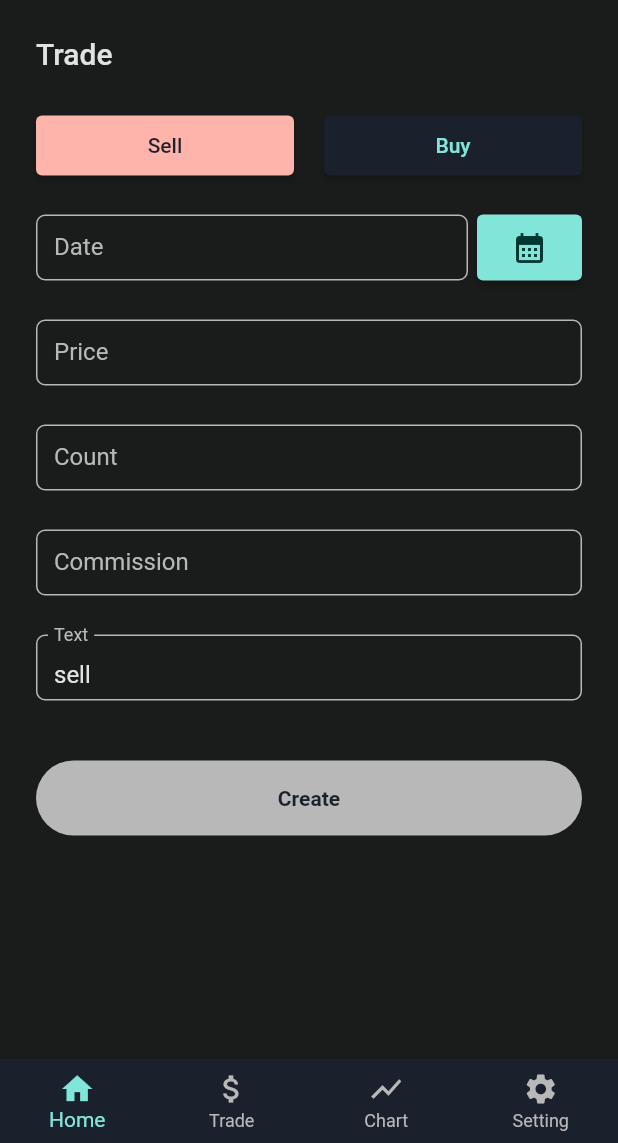
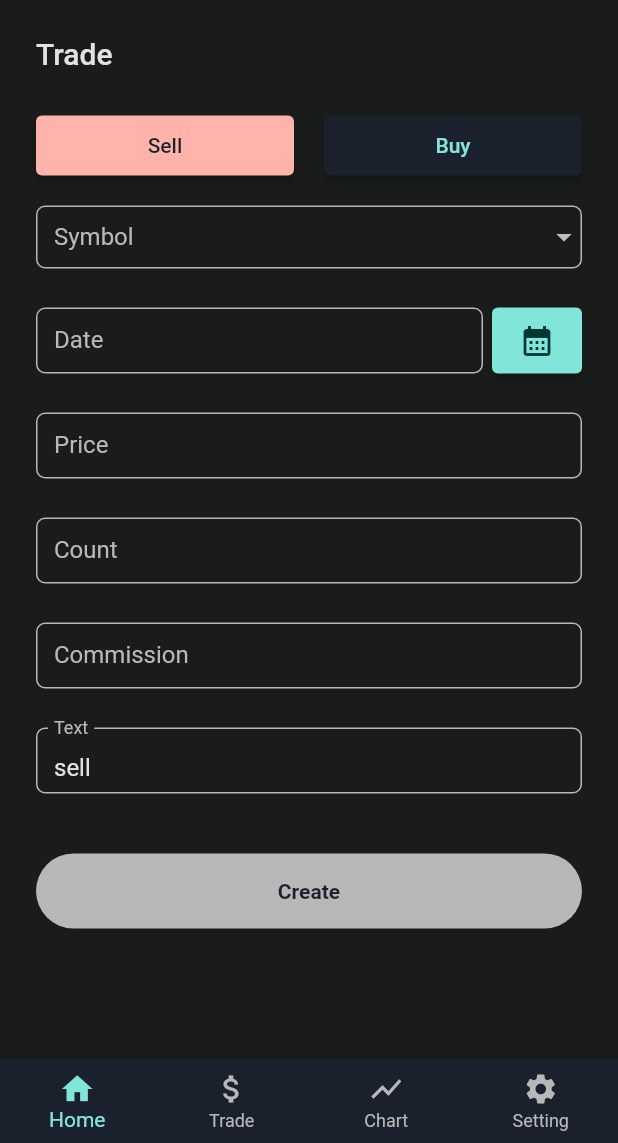
Before and after one commit to raccoon91/raccoon-investment-app, a Flutter app: the HomeScreen screen opened directly, after a tap on the "remove" icon, on a phone screen of 412 x 824 dp, the part 93-1236 px from its top. Run offline on Flutter 3.47's test engine with Material 2 defaults, Android fonts, the phone set to English and light mode, and no system bars; our stand-ins replace bloc, equatable, flutter_bloc, flutter_dotenv, supabase_flutter; accounts and stored records are empty.

Commit message:
feat: add dropdown & post trade bloc

```diff
--- /dev/null
+++ b/lib/bloc/favorite/favorite_bloc.dart
@@ -0,0 +1,30 @@
+import 'package:equatable/equatable.dart';
+import 'package:flutter_bloc/flutter_bloc.dart';
+import 'package:raccoon_investment/model/favorite_model.dart';
+import 'package:raccoon_investment/repository/favorite_repository.dart';
+
+part 'favorite_event.dart';
+part 'favorite_state.dart';
+
+class FavoriteBloc extends Bloc<FavoriteEvent, FavoriteState> {
+  final FavoriteRepository favoriteRepository;
+
+  FavoriteBloc({required this.favoriteRepository})
+      : super(const FavoriteState()) {
+    on<GetsFavorite>(onGetsFavorite);
+  }
+
+  void onGetsFavorite(GetsFavorite event, Emitter<FavoriteState> emit) async {
+    try {
+      emit(state.copyWith(status: FavoriteStatus.loading));
+
+      final favorites = await favoriteRepository.getsFavorite();
+
+      emit(
+        state.copyWith(status: FavoriteStatus.success, favorites: favorites),
+      );
+    } catch (error) {
+      emit(state.copyWith(status: FavoriteStatus.failure));
+    }
+  }
+}
--- /dev/null
+++ b/lib/bloc/favorite/favorite_event.dart
@@ -0,0 +1,7 @@
+part of 'favorite_bloc.dart';
+
+sealed class FavoriteEvent {
+  const FavoriteEvent();
+}
+
+final class GetsFavorite extends FavoriteEvent {}
--- /dev/null
+++ b/lib/bloc/favorite/favorite_state.dart
@@ -0,0 +1,33 @@
+part of 'favorite_bloc.dart';
+
+enum FavoriteStatus { initial, loading, success, failure }
+
+extension FavoriteStatusX on FavoriteStatus {
+  bool get isInitial => this == FavoriteStatus.initial;
+  bool get isLoading => this == FavoriteStatus.loading;
+  bool get isSuccess => this == FavoriteStatus.success;
+  bool get isFailure => this == FavoriteStatus.failure;
+}
+
+class FavoriteState extends Equatable {
+  final FavoriteStatus status;
+  final List<Favorite> favorites;
+
+  const FavoriteState({
+    this.status = FavoriteStatus.initial,
+    List<Favorite>? favorites,
+  }) : favorites = favorites ?? const [];
+
+  FavoriteState copyWith({
+    FavoriteStatus? status,
+    List<Favorite>? favorites,
+  }) {
+    return FavoriteState(
+      status: status ?? this.status,
+      favorites: favorites ?? this.favorites,
+    );
+  }
+
+  @override
+  List<Object?> get props => [status, favorites];
+}
--- a/lib/bloc/trade/trade_bloc.dart
+++ b/lib/bloc/trade/trade_bloc.dart
@@ -77,6 +77,7 @@ class TradeBloc extends Bloc<TradeEvent, TradeState> {
       print(' === === === ===');
       print(event.userId);
       print(event.type);
+      print(event.symbolId);
       print(event.date);
       print(event.price.toString());
       print(event.count.toString());
--- a/lib/bloc/trade/trade_event.dart
+++ b/lib/bloc/trade/trade_event.dart
@@ -7,23 +7,28 @@ sealed class TradeEvent {
 final class GetsTrade extends TradeEvent {}
 
 final class PostTrade extends TradeEvent {
-  String? userId;
-  String? type;
+  final String userId;
+  final String type;
+  final String symbolId;
   final String date;
-  num price;
-  num count;
-  num commission;
+  final num price;
+  final num count;
+  final num commission;
   final String text;
 
   PostTrade(
-    this.userId,
-    this.type,
+    String? userId,
+    String? type,
+    String? symbolId,
     this.date,
     String price,
     String count,
     String commission,
     this.text,
-  )   : price = price.isNotEmpty ? num.parse(price) : 0,
+  )   : userId = userId ?? '',
+        type = type ?? '',
+        symbolId = symbolId ?? '',
+        price = price.isNotEmpty ? num.parse(price) : 0,
         count = count.isNotEmpty ? num.parse(count) : 0,
         commission = commission.isNotEmpty ? num.parse(commission) : 0;
 }
--- /dev/null
+++ b/lib/model/option_model.dart
@@ -0,0 +1,16 @@
+class Option {
+  final String label;
+  final String value;
+
+  Option({
+    required this.label,
+    required this.value,
+  });
+
+  factory Option.fromJson(Map<String, dynamic> json) {
+    return Option(
+      label: json['label'],
+      value: json['value'],
+    );
+  }
+}
--- /dev/null
+++ b/lib/repository/favorite_repository.dart
@@ -0,0 +1,22 @@
+import 'dart:async';
+
+import 'package:raccoon_investment/main.dart';
+import 'package:raccoon_investment/model/favorite_model.dart';
+
+class FavoriteRepository {
+  Future<List<Favorite>> getsFavorite() async {
+    try {
+      final List data = await supabase
+          .from('favorites')
+          .select('*, symbols ( * )')
+          .order('order', ascending: true);
+
+      final List<Favorite> favorites =
+          data.map((element) => Favorite.fromJson(element)).toList();
+
+      return favorites;
+    } catch (error) {
+      throw Exception(error);
+    }
+  }
+}
--- a/lib/screen/main_screen.dart
+++ b/lib/screen/main_screen.dart
@@ -1,8 +1,10 @@
 import 'package:flutter/material.dart';
 import 'package:flutter_bloc/flutter_bloc.dart';
+import 'package:raccoon_investment/bloc/favorite/favorite_bloc.dart';
 import 'package:raccoon_investment/bloc/group/group_bloc.dart';
 import 'package:raccoon_investment/bloc/navigation/navigation_cubit.dart';
 import 'package:raccoon_investment/bloc/trade/trade_bloc.dart';
+import 'package:raccoon_investment/repository/favorite_repository.dart';
 import 'package:raccoon_investment/repository/group_repository.dart';
 import 'package:raccoon_investment/repository/trade_repository.dart';
 import 'package:raccoon_investment/screen/home_screen.dart';
@@ -29,6 +31,11 @@ class MainScreen extends StatelessWidget {
             groupRepository: GroupRepository(),
           )..add(GetsGroup()),
         ),
+        BlocProvider(
+          create: (context) => FavoriteBloc(
+            favoriteRepository: FavoriteRepository(),
+          )..add(GetsFavorite()),
+        ),
         BlocProvider(create: (_) => NavigationCubit()),
       ],
       child: BlocBuilder<NavigationCubit, NavigationState>(
--- /dev/null
+++ b/lib/widget/base/dropdown.dart
@@ -0,0 +1,49 @@
+import 'package:flutter/material.dart';
+import 'package:raccoon_investment/model/option_model.dart';
+
+class Dropdown extends StatelessWidget {
+  final double? width;
+  final double? height;
+  final String? value;
+  final String? hint;
+  final List<Option>? options;
+  final Function(String? value)? onChanged;
+
+  const Dropdown({
+    super.key,
+    this.width,
+    this.height,
+    this.value,
+    this.hint,
+    this.options,
+    this.onChanged,
+  });
+
+  @override
+  Widget build(BuildContext context) {
+    return SizedBox(
+      width: width,
+      height: height ?? 42,
+      child: DropdownButtonFormField(
+        hint: Text(
+          hint ?? '',
+          style: Theme.of(context).textTheme.bodyMedium?.copyWith(
+                color: Theme.of(context).colorScheme.outline,
+              ),
+        ),
+        value: value,
+        decoration: const InputDecoration(
+          contentPadding: EdgeInsets.symmetric(horizontal: 12),
+        ),
+        dropdownColor: Theme.of(context).colorScheme.surface,
+        items: options?.map((Option option) {
+          return DropdownMenuItem(
+            value: option.value,
+            child: Text(option.label),
+          );
+        }).toList(),
+        onChanged: onChanged,
+      ),
+    );
+  }
+}
--- a/lib/widget/home/trade_bottom_sheet.dart
+++ b/lib/widget/home/trade_bottom_sheet.dart
@@ -2,7 +2,10 @@ import 'package:flutter/material.dart';
 import 'package:flutter_bloc/flutter_bloc.dart';
 import 'package:intl/intl.dart';
 import 'package:raccoon_investment/bloc/auth/auth_bloc.dart';
+import 'package:raccoon_investment/bloc/favorite/favorite_bloc.dart';
 import 'package:raccoon_investment/bloc/trade/trade_bloc.dart';
+import 'package:raccoon_investment/model/option_model.dart';
+import 'package:raccoon_investment/widget/base/dropdown.dart';
 import 'package:raccoon_investment/widget/base/input.dart';
 
 class TradeBottomSheet extends StatefulWidget {
@@ -19,6 +22,7 @@ class TradeBottomSheet extends StatefulWidget {
 
 class _TradeBottomSheetState extends State<TradeBottomSheet> {
   String? type;
+  String? symbolId;
   final dateController = TextEditingController();
   final priceController = TextEditingController();
   final countController = TextEditingController();
@@ -47,7 +51,7 @@ class _TradeBottomSheetState extends State<TradeBottomSheet> {
     super.dispose();
   }
 
-  onPressSell() {
+  onPressedSell() {
     textController.text = 'sell';
 
     setState(() {
@@ -55,11 +59,17 @@ class _TradeBottomSheetState extends State<TradeBottomSheet> {
     });
   }
 
-  onPressBuy() {
+  onPressedBuy() {
     textController.text = 'buy';
 
     setState(() {
       type = 'buy';
+    });
+  }
+
+  onChangedSymbol(String? value) {
+    setState(() {
+      symbolId = value;
     });
   }
 
@@ -112,7 +122,7 @@ class _TradeBottomSheetState extends State<TradeBottomSheet> {
                   width: (MediaQuery.of(context).size.width / 2) - 34,
                   height: 40,
                   child: ElevatedButton(
-                    onPressed: onPressSell,
+                    onPressed: onPressedSell,
                     style: ElevatedButton.styleFrom(
                       backgroundColor: type == 'sell'
                           ? Theme.of(context).colorScheme.error
@@ -132,7 +142,7 @@ class _TradeBottomSheetState extends State<TradeBottomSheet> {
                   width: (MediaQuery.of(context).size.width / 2) - 34,
                   height: 40,
                   child: ElevatedButton(
-                    onPressed: onPressBuy,
+                    onPressed: onPressedBuy,
                     style: ElevatedButton.styleFrom(
                       backgroundColor: type == 'buy'
                           ? Theme.of(context).colorScheme.primary
@@ -157,24 +167,34 @@ class _TradeBottomSheetState extends State<TradeBottomSheet> {
                   crossAxisAlignment: CrossAxisAlignment.stretch,
                   children: [
                     const SizedBox(height: 10),
-                    // Input(
-                    //   type: 'text',
-                    //   label: 'Symbol',
-                    //   controller: typeController,
-                    // ),
-                    // const SizedBox(height: 20),
+                    BlocBuilder<FavoriteBloc, FavoriteState>(
+                      builder: (context, state) {
+                        return Dropdown(
+                          hint: 'Symbol',
+                          value: symbolId,
+                          options: state.favorites.map((favorite) {
+                            return Option.fromJson({
+                              'label': favorite.symbols?.name,
+                              'value': '${favorite.symbols?.id}',
+                            });
+                          }).toList(),
+                          onChanged: onChangedSymbol,
+                        );
+                      },
+                    ),
+                    const SizedBox(height: 20),
                     Row(
                       mainAxisAlignment: MainAxisAlignment.spaceBetween,
                       crossAxisAlignment: CrossAxisAlignment.end,
                       children: [
                         Input(
-                          width: MediaQuery.of(context).size.width - 124,
+                          width: MediaQuery.of(context).size.width - 114,
                           type: 'text',
                           label: 'Date',
                           controller: dateController,
                         ),
                         SizedBox(
-                          width: 70,
+                          width: 60,
                           height: 44,
                           child: ElevatedButton(
                             onPressed: () {
@@ -244,12 +264,14 @@ class _TradeBottomSheetState extends State<TradeBottomSheet> {
                         return SizedBox(
                           height: 50,
                           child: ElevatedButton(
-                            onPressed: (type != null && isValid)
+                            onPressed:
+                                (type != null && symbolId != null && isValid)
                                     ? () {
                                         context.read<TradeBloc>().add(
                                               PostTrade(
                                                 state.user?.id,
                                                 type,
+                                                symbolId,
                                                 dateController.text,
                                                 priceController.text,
                                                 countController.text,
```
Lines whose indentation alone changed are shown as unchanged.
